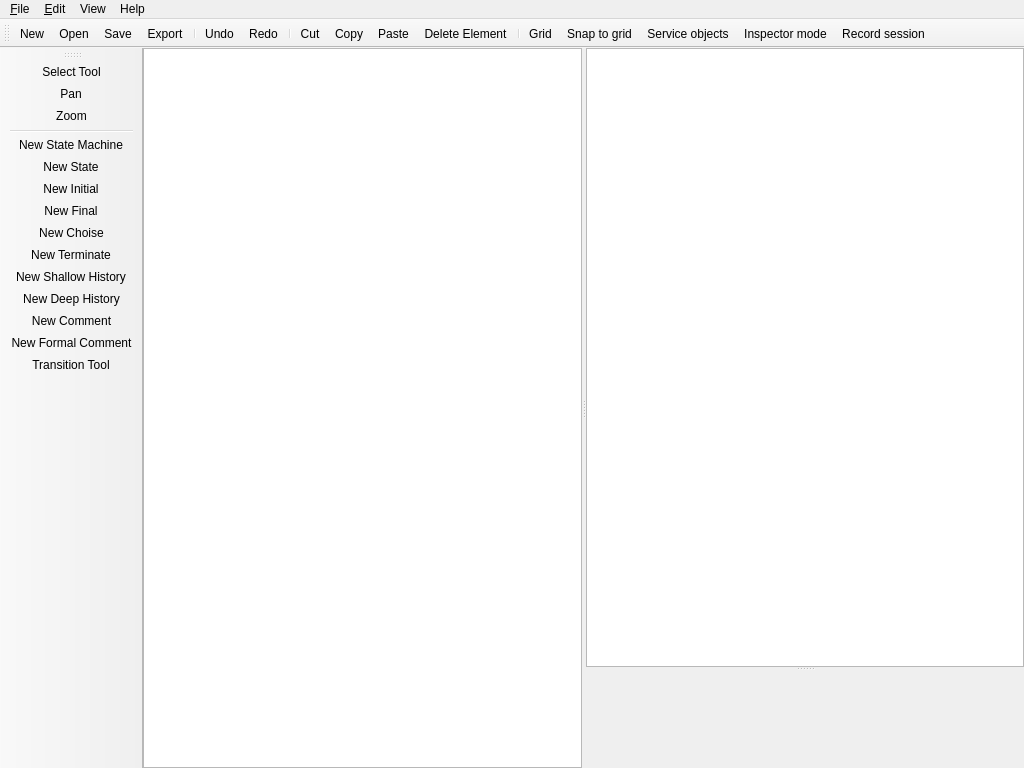
Qt form smeditor_window.ui (dralex/CyberiadaHSM-Editor) before a commit.
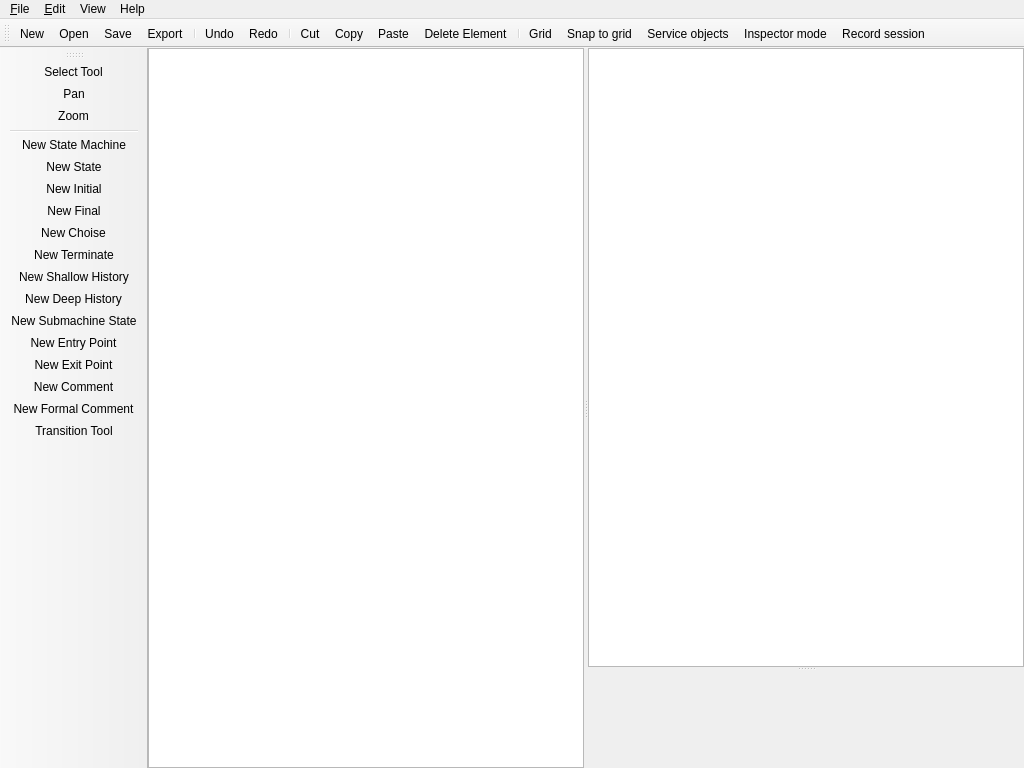
The same form after that commit. Icons and pictures are not drawn. Custom widgets are drawn as their Qt base class.

Commit message: add the submachine state and entry/exit point tools

Diff of the .ui file:
```diff
--- a/smeditor_window.ui
+++ b/smeditor_window.ui
@@ -207,6 +207,9 @@
    <addaction name="actionNewTerminate"/>
    <addaction name="actionNewShallowHistory"/>
    <addaction name="actionNewDeepHistory"/>
+   <addaction name="actionNewSubmachineState"/>
+   <addaction name="actionNewEntryPoint"/>
+   <addaction name="actionNewExitPoint"/>
    <addaction name="actionNewComment"/>
    <addaction name="actionNewFormalComment"/>
    <addaction name="actionNewTransition"/>
@@ -551,6 +554,33 @@
     <string>New Deep History</string>
    </property>
   </action>
+  <action name="actionNewSubmachineState">
+   <property name="icon">
+    <iconset resource="smeditor.qrc">
+     <normaloff>:/Icons/images/state-submachine.png</normaloff>:/Icons/images/state-submachine.png</iconset>
+   </property>
+   <property name="text">
+    <string>New Submachine State</string>
+   </property>
+  </action>
+  <action name="actionNewEntryPoint">
+   <property name="icon">
+    <iconset resource="smeditor.qrc">
+     <normaloff>:/Icons/images/entry-point.png</normaloff>:/Icons/images/entry-point.png</iconset>
+   </property>
+   <property name="text">
+    <string>New Entry Point</string>
+   </property>
+  </action>
+  <action name="actionNewExitPoint">
+   <property name="icon">
+    <iconset resource="smeditor.qrc">
+     <normaloff>:/Icons/images/exit-point.png</normaloff>:/Icons/images/exit-point.png</iconset>
+   </property>
+   <property name="text">
+    <string>New Exit Point</string>
+   </property>
+  </action>
   <action name="actionNewStateMachine">
    <property name="icon">
     <iconset resource="smeditor.qrc">
```
Left out of the diff: 51 changed lines with no effect on the pictures. The commit also changes 18 other files.
